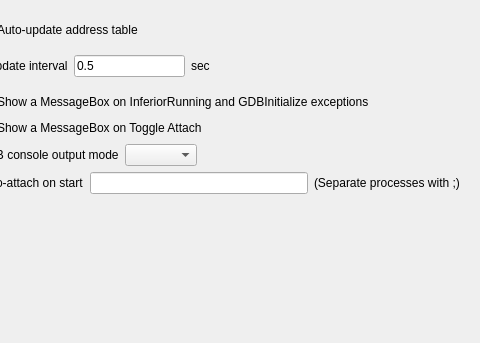
The window that GUI/SettingsDialog.ui (korcankaraokcu/PINCE) describes before a commit, drawn with Qt 5; both pictures show x 178 to 658 and y 0 to 343 of the 658 by 559 pixel window.
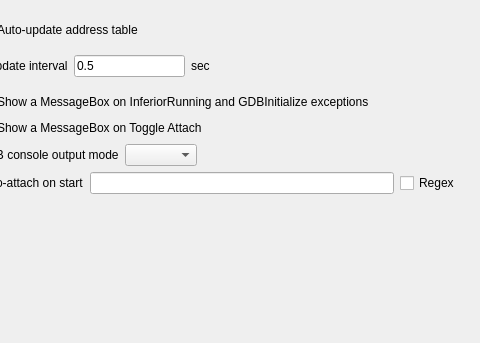
The same window after the commit.

Commit message: Added auto_attach_regex feature

Patch:
```diff
--- a/GUI/SettingsDialog.ui
+++ b/GUI/SettingsDialog.ui
@@ -202,9 +202,9 @@
                 <widget class="QLineEdit" name="lineEdit_AutoAttachList"/>
                </item>
                <item>
-                <widget class="QLabel" name="label_10">
+                <widget class="QCheckBox" name="checkBox_AutoAttachRegex">
                  <property name="text">
-                  <string>(Separate processes with ;)</string>
+                  <string>Regex</string>
                  </property>
                 </widget>
                </item>
```
Left out of the diff: 3 changed lines with no effect on the pictures. The commit also changes 2 other files.
